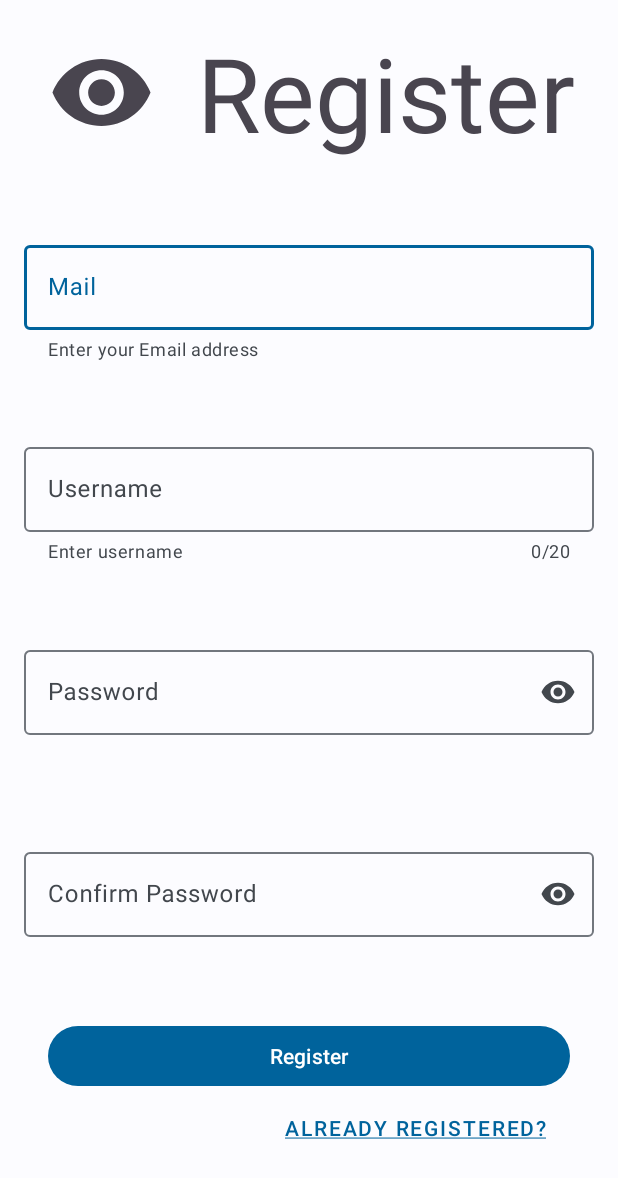
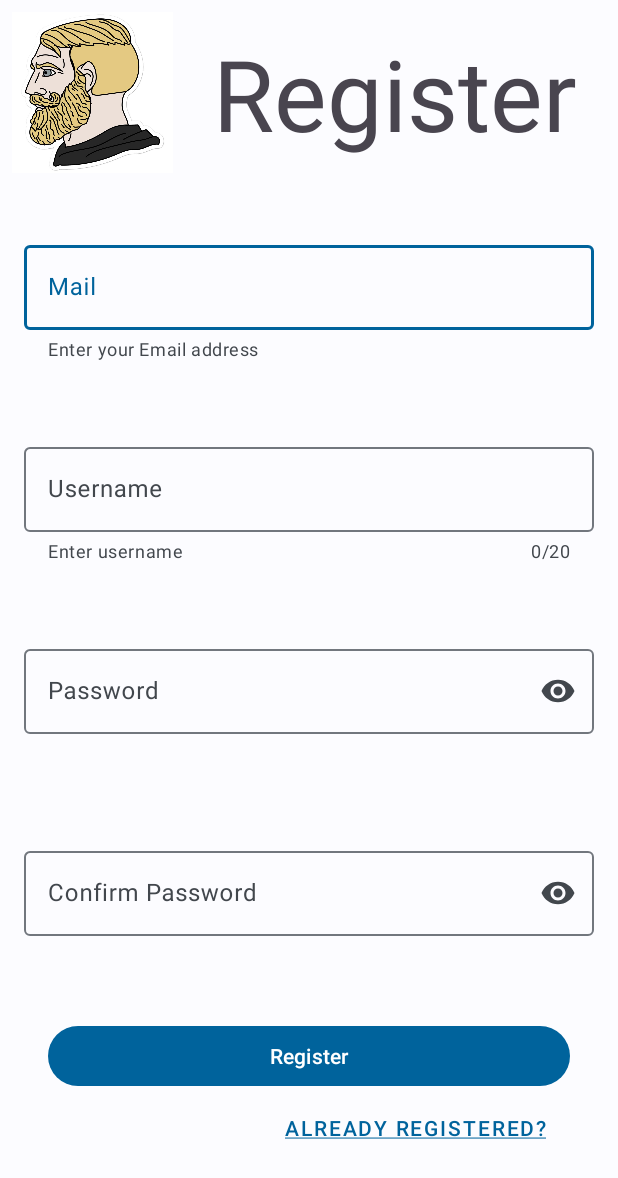
Before and after one commit to fastgameplay/YourChad, an Android app: the screen it shows after launch (RegisterActivity), on a phone screen of 412 x 824 dp. Shown: the top 1178 px of the screen. Run offline under Robolectric (Android 15) with nearby library versions, the phone set to English and light mode, and no system bars; our stand-ins replace Firebase (no records; nobody signed in at launch, a user with empty details on screens opened directly).

Commit message:
ReBranding at 4am

```diff
--- a/app/src/main/java/com/asl/yourchad/YourchatMain.kt
+++ b/app/src/main/java/com/asl/yourchad/YourchatMain.kt
@@ -17,6 +17,8 @@ class YourchatMain : AppCompatActivity() {
     }
 
     fun onClickListeners(){
+
+        //log out
         binding.btnLogout.setOnClickListener{
             FirebaseAuth.getInstance().signOut()
             val intent = Intent(this, LoginActivity::class.java)
--- a/app/src/main/res/layout/activity_login.xml
+++ b/app/src/main/res/layout/activity_login.xml
@@ -16,7 +16,7 @@
         app:layout_constraintStart_toStartOf="parent"
         app:layout_constraintTop_toTopOf="parent"
         app:layout_optimizationLevel="ratio"
-        app:srcCompat="@drawable/ic_baseline_remove_red_eye_24" />
+        app:srcCompat="@drawable/ic_your_chad" />
 
     <TextView
         android:id="@+id/textView4"
@@ -27,7 +27,7 @@
         android:layout_marginEnd="32dp"
         android:fontFamily="sans-serif-medium"
         android:gravity="center"
-        android:text="@string/your_chat"
+        android:text="@string/your_chad"
         app:autoSizeTextType="uniform"
         app:layout_constraintBottom_toTopOf="@+id/input_login_holder"
         app:layout_constraintDimensionRatio="h,7:1"
--- a/app/src/main/res/layout/activity_recovery.xml
+++ b/app/src/main/res/layout/activity_recovery.xml
@@ -23,13 +23,13 @@
         android:id="@+id/imageView"
         android:layout_width="0dp"
         android:layout_height="0dp"
-        android:layout_marginStart="8dp"
-        android:layout_marginEnd="8dp"
+        android:layout_marginVertical="8dp"
         app:layout_constraintBottom_toTopOf="@+id/guideline4"
+        app:layout_constraintDimensionRatio="V,1:1"
         app:layout_constraintEnd_toEndOf="parent"
         app:layout_constraintStart_toStartOf="parent"
         app:layout_constraintTop_toTopOf="parent"
-        app:srcCompat="@drawable/ic_baseline_remove_red_eye_24" />
+        app:srcCompat="@drawable/ic_your_chad" />
 
     <androidx.constraintlayout.widget.Guideline
         android:id="@+id/guideline3"
--- a/app/src/main/res/layout/activity_register.xml
+++ b/app/src/main/res/layout/activity_register.xml
@@ -7,43 +7,32 @@
     android:layout_weight="1"
     tools:context=".RecoveryActivity">
 
-    <LinearLayout
-        android:id="@+id/linearLayout"
+    <ImageView
+        android:id="@+id/imageView"
         android:layout_width="0dp"
         android:layout_height="0dp"
-        android:orientation="horizontal"
-        android:weightSum="4"
-        app:layout_constraintBottom_toTopOf="@+id/guideline6"
-        app:layout_constraintEnd_toEndOf="parent"
-        app:layout_constraintHorizontal_bias="0.163"
+        android:layout_margin="8dp"
+        app:layout_constraintBottom_toTopOf="@id/guideline6"
+        app:layout_constraintDimensionRatio="V,1:1"
         app:layout_constraintStart_toStartOf="parent"
-        app:layout_constraintTop_toTopOf="parent">
-
-        <ImageView
-            android:id="@+id/imageView"
-            android:layout_width="match_parent"
-            android:layout_height="match_parent"
-            android:layout_marginStart="32dp"
-            android:layout_weight="3"
-            app:layout_constraintBottom_toTopOf="@+id/guideline6"
         app:layout_constraintTop_toTopOf="parent"
-            app:srcCompat="@drawable/ic_baseline_remove_red_eye_24"
-            tools:layout_editor_absoluteX="403dp" />
+        app:srcCompat="@drawable/ic_your_chad" />
 
     <TextView
         android:id="@+id/textView"
-            android:layout_width="match_parent"
-            android:layout_height="match_parent"
+        android:layout_width="0dp"
+        android:layout_height="0dp"
         android:layout_margin="16dp"
         android:layout_weight="1"
         android:gravity="center"
         android:text="@string/sing_up"
         app:autoSizeTextType="uniform"
-            app:layout_constraintDimensionRatio="H,7:1"
+        app:layout_constraintBottom_toTopOf="@id/guideline6"
+        app:layout_constraintDimensionRatio="H,3:1"
         app:layout_constraintEnd_toEndOf="parent"
-            app:layout_optimizationLevel="ratio"
-            tools:layout_editor_absoluteY="138dp" />
-    </LinearLayout>
+        app:layout_constraintStart_toEndOf="@+id/imageView"
+        app:layout_constraintTop_toTopOf="parent"
+        app:layout_optimizationLevel="ratio" />
 
 
     <androidx.constraintlayout.widget.Guideline
@@ -68,7 +57,7 @@
         app:layout_constraintEnd_toEndOf="parent"
         app:layout_constraintHorizontal_bias="0.5"
         app:layout_constraintStart_toStartOf="parent"
-        app:layout_constraintTop_toBottomOf="@+id/linearLayout">
+        app:layout_constraintTop_toTopOf="@+id/guideline6">
 
         <com.google.android.material.textfield.TextInputEditText
             android:id="@+id/input_mail_field"
--- a/app/src/main/res/values/strings.xml
+++ b/app/src/main/res/values/strings.xml
@@ -1,7 +1,8 @@
 <resources>
     <string name="app_name">YourChad</string>
     <string name="copyright">©ASL 2021</string>
-    <string name="your_chat">Your Chat</string>
+    <string name="your_chad">Your Chad</string>
+    <string name="wh_chad">Welcome Home,\nChad</string>
     <!--                Event Buttons               -->
     <string name="sing_in">Sing in</string>
     <string name="sing_up">Register</string>
```
Also changed, not shown: app/src/main/res/layout/activity_yourchat_main.xml (+29 -1 lines), app/src/main/res/drawable/ic_your_chad.jpg (added). Lines whose indentation alone changed are shown as unchanged.
